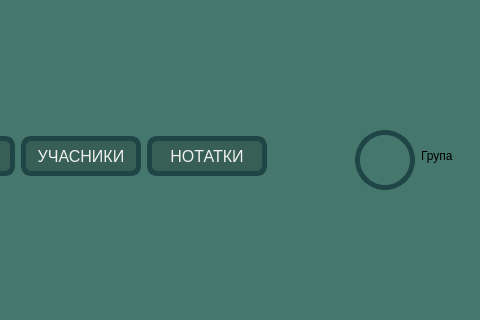
This is studly/mainwindowteacher.ui in MykytaKa/MVP_Studly_Product as Qt 5 draws it before an edit; both pictures show x 320 to 800 and y 123 to 443 of the 800 by 600 pixel window. The edited form follows.
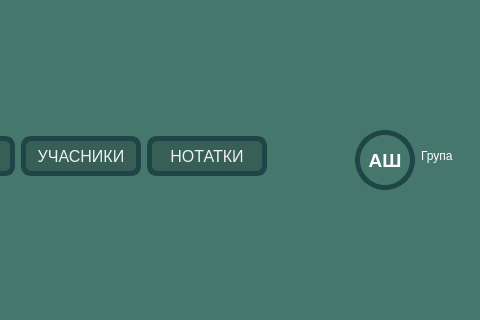
This is the edited form. Icons and pictures are not drawn.

Patch:
```diff
--- a/studly/mainwindowteacher.ui
+++ b/studly/mainwindowteacher.ui
@@ -268,6 +268,9 @@
                 <property name="cursor">
                  <cursorShape>PointingHandCursor</cursorShape>
                 </property>
+                <property name="styleSheet">
+                 <string notr="true">color: rgb(255, 255, 255);</string>
+                </property>
                 <property name="text">
                  <string>Група</string>
                 </property>
@@ -289,14 +292,24 @@
                 <height>60</height>
                </size>
               </property>
+              <property name="font">
+               <font>
+                <pointsize>14</pointsize>
+                <bold>true</bold>
+               </font>
+              </property>
               <property name="styleSheet">
                <string notr="true">border-style: solid;
 border-width: 5px;
 border-color: rgb(32, 69, 71);
-border-radius: 30%;</string>
+border-radius: 30%;
+color: rgb(255, 255, 255);</string>
               </property>
               <property name="text">
-               <string/>
+               <string>АШ</string>
+              </property>
+              <property name="alignment">
+               <set>Qt::AlignCenter</set>
               </property>
              </widget>
             </item>
```
